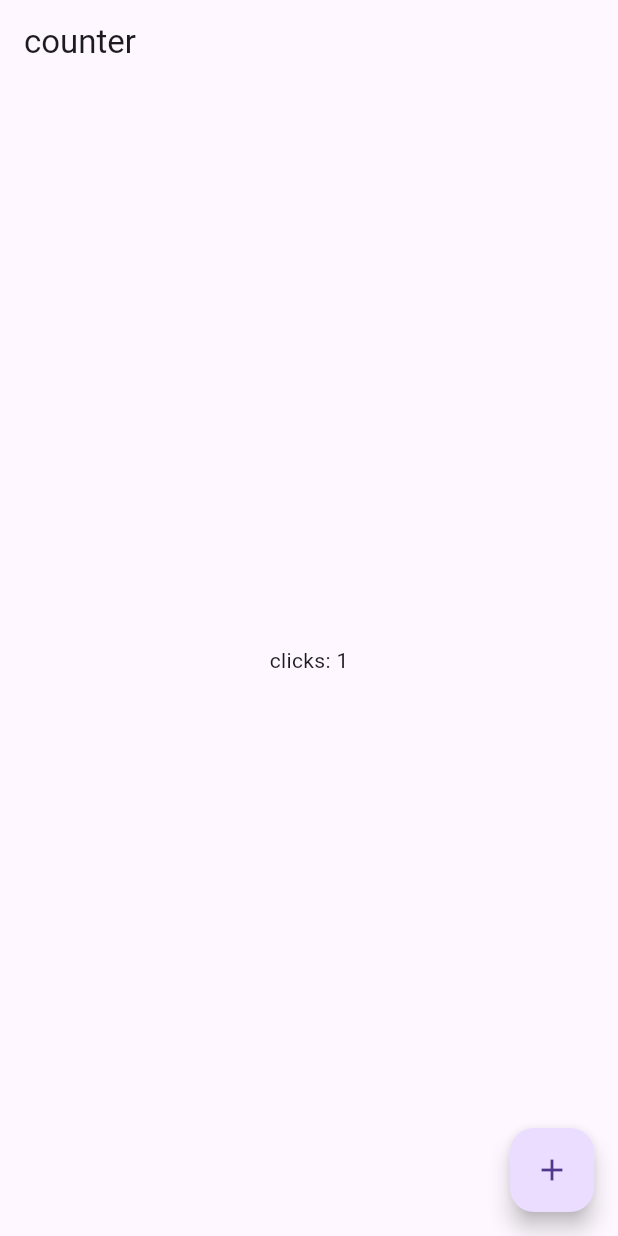
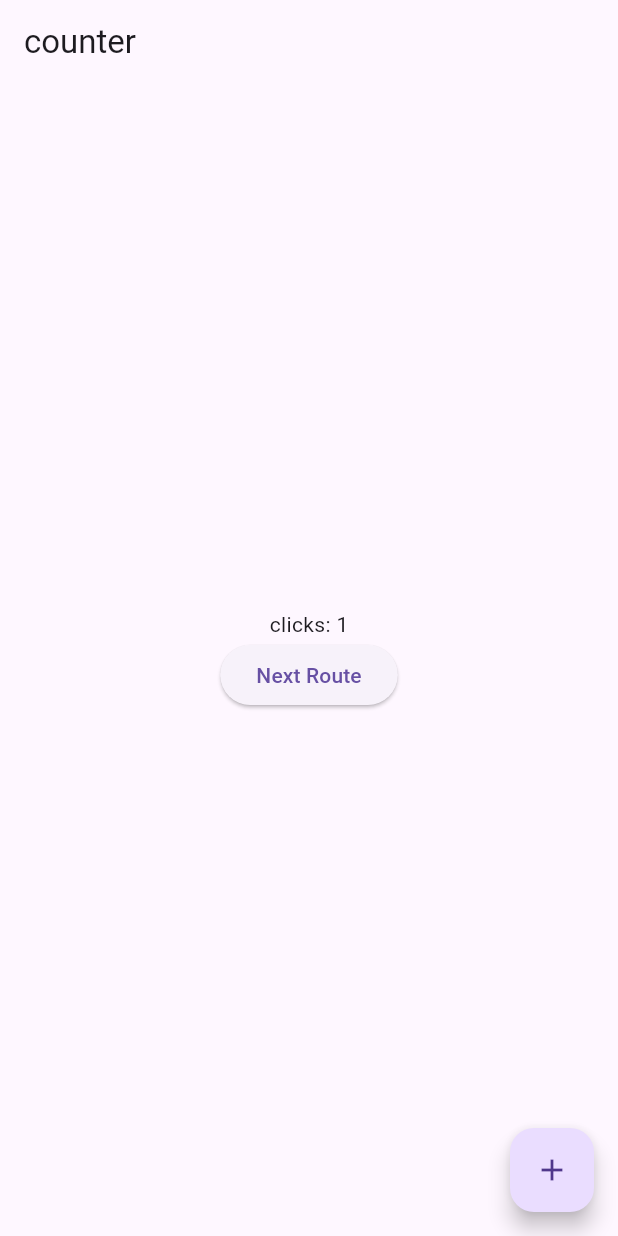
Before and after one commit to Jasonnnnnnnnnnnnnnnnn/flutter_week6_getx, a Flutter app: the screen it shows after launch, after a tap on the "add" icon, on a phone screen of 412 x 824 dp. Run offline on Flutter 3.47's test engine with Material 3 defaults, Android fonts, the phone set to English and light mode, and no system bars; our stand-ins replace get.

Commit message:
create rount next page

```diff
--- a/lib/main.dart
+++ b/lib/main.dart
@@ -2,28 +2,45 @@ import 'package:flutter/material.dart';
 import 'package:get/get.dart';
 
 class Controller extends GetxController {
-  var count = 0;
+  var count = 0.obs;
   void increment() {
     count++;
-    update();
+
   }
 }
 
-void main() => runApp(MaterialApp(home: Home()));
+void main() => runApp(GetMaterialApp(home: Home()));
 
 class Home extends StatelessWidget {
   final controller = Get.put(Controller());
   @override
   Widget build(context) => Scaffold(
       appBar: AppBar(title: Text("counter")),
-      body: Center(
-        child: GetBuilder<Controller>(
-            builder: (_) => Text(
-                  'clicks: ${controller.count}',
-                )),
+      body: Column(
+        mainAxisAlignment: MainAxisAlignment.center ,
+        children: [
+          Obx(() => Center(
+            child:  Text(
+                      'clicks: ${controller.count}',
+          ))),
+
+          ElevatedButton(
+              child: Text('Next Route'),
+              onPressed: () {
+                Get.to(Second());
+              },
+            ),
+        ],
       ),
       floatingActionButton: FloatingActionButton(
         child: Icon(Icons.add),
         onPressed: () => controller.increment(),
       ));
 }
+class Second extends StatelessWidget {
+  final Controller ctrl = Get.find<Controller>();
+  @override
+  Widget build(context){
+     return Scaffold(body: Center(child: Text("${ctrl.count}")));
+  }
+}
```
